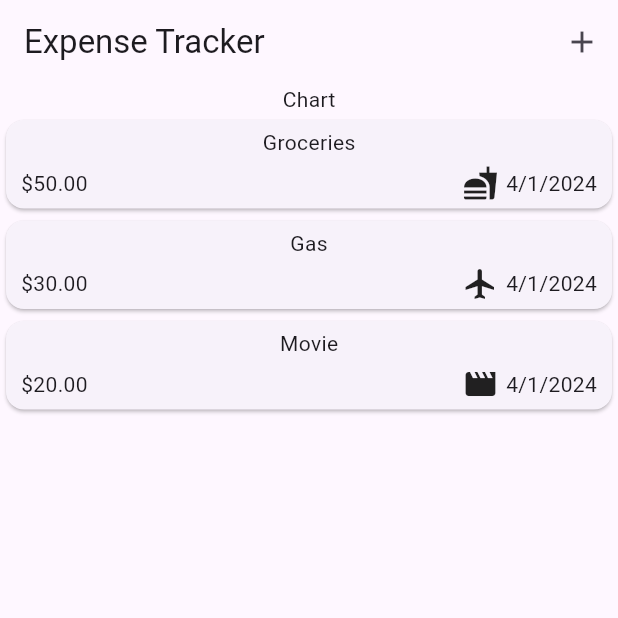
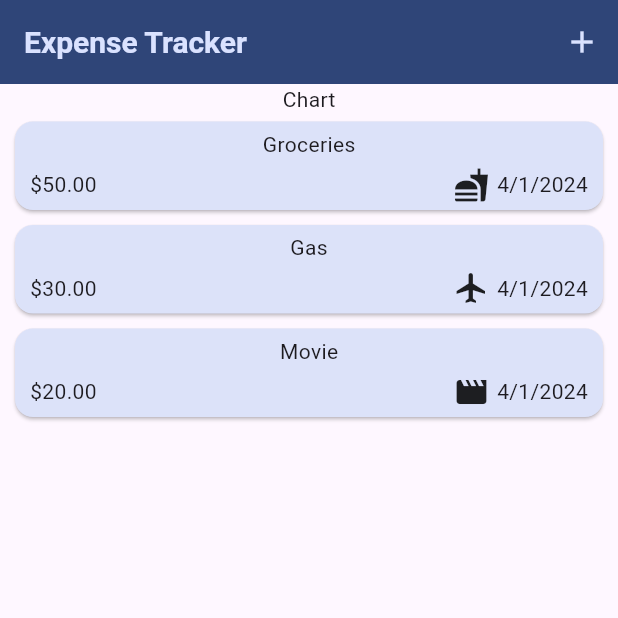
Before and after one commit to ahmedsilinii/expense_tracker_app, a Flutter app: the screen it shows after launch, on a phone screen of 412 x 824 dp, the top half of it. Run offline on Flutter 3.47's test engine with Material 3 defaults, Android fonts, the phone set to English and light mode, and no system bars.

Commit message:
Update main.dart
updating the main Theme

```diff
--- a/lib/main.dart
+++ b/lib/main.dart
@@ -1,6 +1,8 @@
 import 'package:expense_tracker_app/widgets/expenses.dart';
 import 'package:flutter/material.dart';
 
+var kColorScheme =
+    ColorScheme.fromSeed(seedColor: Color.fromARGB(255, 51, 106, 215));
 void main() {
   runApp(const MainApp());
 }
@@ -10,8 +12,36 @@ class MainApp extends StatelessWidget {
 
   @override
   Widget build(BuildContext context) {
-    return const MaterialApp(
-      home: Expenses(),
+    return MaterialApp(
+      theme: ThemeData().copyWith(
+        colorScheme: kColorScheme,
+        appBarTheme: AppBarTheme(
+          backgroundColor: kColorScheme.onPrimaryContainer,
+          foregroundColor: kColorScheme.primaryContainer,
+        ),
+        cardTheme: CardTheme(
+          color: kColorScheme.secondaryContainer,
+          margin: const EdgeInsets.symmetric(horizontal: 10, vertical: 5),
+        ),
+        elevatedButtonTheme: ElevatedButtonThemeData(
+          style: ButtonStyle(
+            backgroundColor: MaterialStateProperty.all<Color>(
+              kColorScheme.primaryContainer,
+            ),
+            foregroundColor: MaterialStateProperty.all<Color>(
+              kColorScheme.onPrimaryContainer,
+            ),
+          ),
+        ),
+        textTheme: ThemeData().textTheme.copyWith(
+              titleLarge: TextStyle(
+                fontSize: 20,
+                fontWeight: FontWeight.bold,
+                color: kColorScheme.onSecondaryContainer,
+              ),
+            ),
+      ),
+      home: const Expenses(),
     );
   }
 }
```
